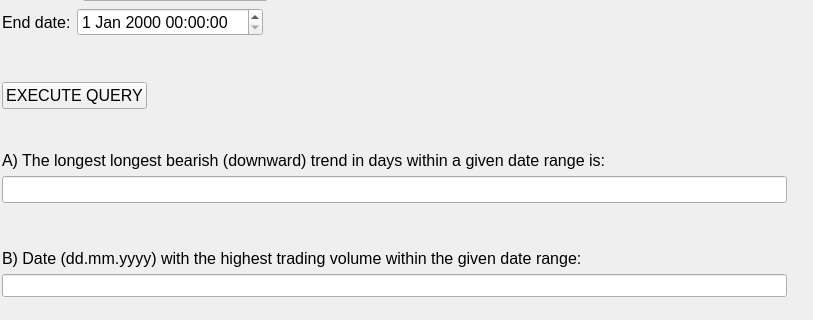
miikka0000/BitcoinAnalyzer, file bitcoinAnalyzer/mainui.ui: the form before one commit; both pictures show x 0 to 813 and y 210 to 530 of the 813 by 669 pixel window.
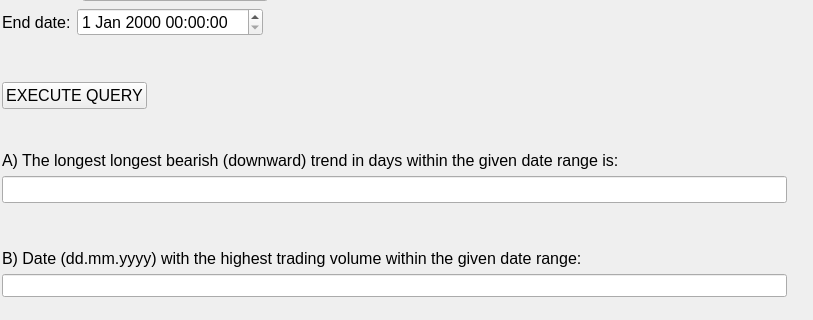
The form after the commit.

Patch:
```diff
--- a/bitcoinAnalyzer/mainui.ui
+++ b/bitcoinAnalyzer/mainui.ui
@@ -291,7 +291,7 @@
             </font>
            </property>
            <property name="text">
-            <string>A) The longest longest bearish (downward) trend in days within a given date range is:</string>
+            <string>A) The longest longest bearish (downward) trend in days within the given date range is:</string>
            </property>
            <property name="wordWrap">
             <bool>false</bool>
```
